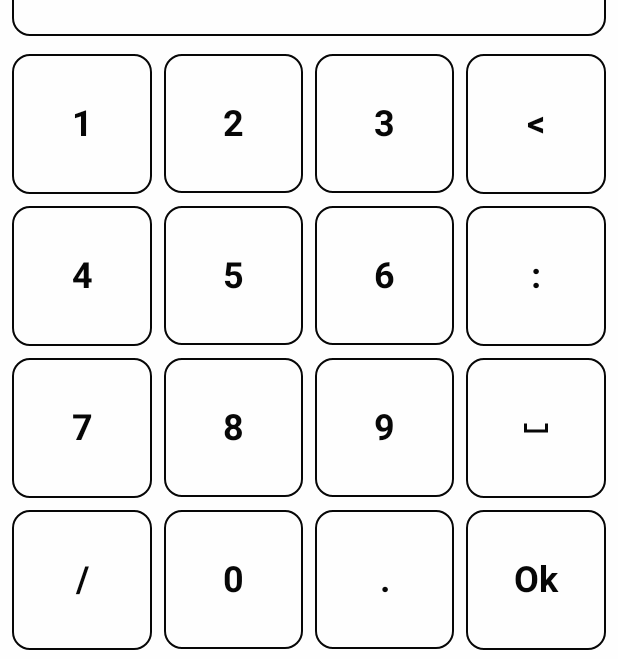
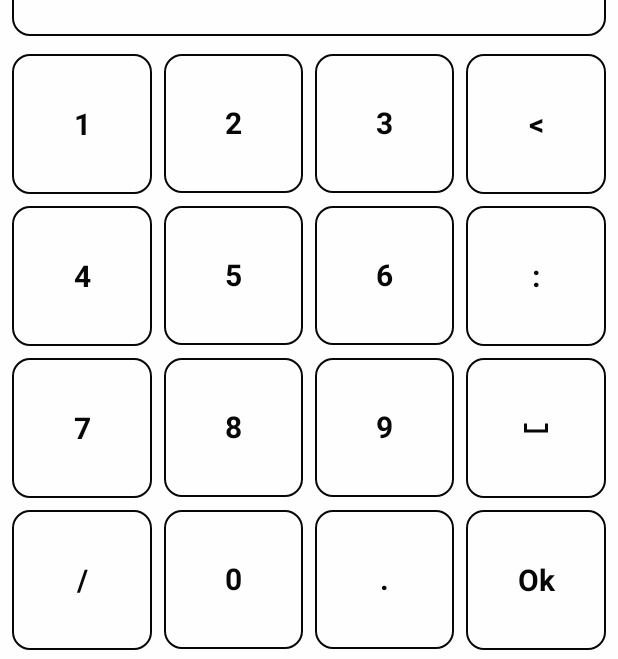
Before and after one commit to agaDeonix/number_listenup, an Android app built with Jetpack Compose: the screen it shows after launch (MainActivity), after a tap on "Start", on a phone screen of 412 x 824 dp. Shown: the part 574-1233 px from the top of the screen. Run offline under Robolectric (Android 15) with nearby library versions, the phone set to English and light mode, and no system bars; libraries missing offline, so code that uses them is left out: net.gotev.speech; 2 statements that could not run were skipped.

Commit message:
added app theme; revomed unused files;

```diff
--- a/app/src/main/java/com/pinkunicorp/numberlistenup/ui/elements/MainButton.kt
+++ /dev/null
@@ -1 +0,0 @@
-package com.pinkunicorp.numberlistenup.ui.elements
--- a/app/src/main/java/com/pinkunicorp/numberlistenup/ui/elements/NumberFieldView.kt
+++ b/app/src/main/java/com/pinkunicorp/numberlistenup/ui/elements/NumberFieldView.kt
@@ -16,6 +16,7 @@ import androidx.compose.ui.text.font.FontWeight
 import androidx.compose.ui.tooling.preview.Preview
 import androidx.compose.ui.unit.dp
 import androidx.compose.ui.unit.sp
+import com.pinkunicorp.numberlistenup.ui.theme.AppTheme
 
 @Composable
 fun NumberFieldView(
@@ -24,13 +25,13 @@ fun NumberFieldView(
     isCorrect: Boolean,
     hasError: Boolean,
 ) {
-    val textColor = if (isCorrect) Color.Black else if (hasError) Color.White else Color.Black
-    val backgroundColor = if (isCorrect) Color.White else if (hasError) Color.Black else Color.White
+    val textColor = if (isCorrect) AppTheme.colors.mainContent else if (hasError) AppTheme.colors.main else AppTheme.colors.mainContent
+    val backgroundColor = if (isCorrect) AppTheme.colors.main else if (hasError) AppTheme.colors.mainContent else AppTheme.colors.main
     val borderWidth = if (isCorrect || hasError) 3.dp else 1.dp
     Box(
         modifier = modifier
-            .border(width = borderWidth, color = textColor, shape = RoundedCornerShape(12.dp))
-            .background(backgroundColor, shape = RoundedCornerShape(12.dp))
+            .border(width = borderWidth, color = textColor, shape = AppTheme.shapes.large)
+            .background(backgroundColor, shape = AppTheme.shapes.large)
             .fillMaxWidth(),
         contentAlignment = Alignment.CenterStart
     ) {
@@ -39,9 +40,7 @@ fun NumberFieldView(
                 .padding(horizontal = 16.dp)
                 .padding(vertical = 12.dp),
             text = currentNumber,
-            style = TextStyle(
-                fontSize = 40.sp,
-                fontWeight = FontWeight.Medium,
+            style = AppTheme.typography.textField.copy(
                 color = textColor
             )
         )
@@ -53,7 +52,7 @@ fun NumberFieldView(
 fun NumberFieldViewPreview() {
     NumberFieldView(
         modifier = Modifier
-            .background(Color.White)
+            .background(AppTheme.colors.background)
             .padding(8.dp),
         currentNumber = "123456789",
         isCorrect = false,
@@ -66,7 +65,7 @@ fun NumberFieldViewPreview() {
 fun NumberFieldViewWithCorrectPreview() {
     NumberFieldView(
         modifier = Modifier
-            .background(Color.White)
+            .background(AppTheme.colors.background)
             .padding(8.dp),
         currentNumber = "123456789",
         hasError = false,
@@ -79,7 +78,7 @@ fun NumberFieldViewWithCorrectPreview() {
 fun NumberFieldViewWithErrorPreview() {
     NumberFieldView(
         modifier = Modifier
-            .background(Color.White)
+            .background(AppTheme.colors.background)
             .padding(8.dp),
         currentNumber = "123456789",
         hasError = true,
--- a/app/src/main/java/com/pinkunicorp/numberlistenup/ui/elements/NumbersKeyboard.kt
+++ b/app/src/main/java/com/pinkunicorp/numberlistenup/ui/elements/NumbersKeyboard.kt
@@ -25,6 +25,7 @@ import androidx.compose.ui.tooling.preview.Preview
 import androidx.compose.ui.unit.dp
 import androidx.compose.ui.unit.sp
 import com.pinkunicorp.numberlistenup.R
+import com.pinkunicorp.numberlistenup.ui.theme.AppTheme
 
 sealed class Key {
     data class Number(val value: Int) : Key()
@@ -137,13 +138,11 @@ fun NumbersKeyboardTextButton(modifier: Modifier = Modifier, text: String, onCli
         modifier = modifier,
         onClick = onClick,
         content = {
-            val color = if (it) Color.White else Color.Black
+            val color = if (it) AppTheme.colors.main else AppTheme.colors.mainContent
             Text(
                 text = text,
-                style = TextStyle(
-                    color = color,
-                    fontSize = 24.sp,
-                    fontWeight = FontWeight.Bold
+                style = AppTheme.typography.textBold.copy(
+                    color = color
                 )
             )
         }
@@ -153,8 +152,8 @@ fun NumbersKeyboardTextButton(modifier: Modifier = Modifier, text: String, onCli
 @Composable
 fun NumbersKeyboardButton(
     modifier: Modifier = Modifier,
-    backgroundColor: Color = Color.White,
-    contentColor: Color = Color.Black,
+    backgroundColor: Color = AppTheme.colors.main,
+    contentColor: Color = AppTheme.colors.mainContent,
     content: @Composable (isPressed: Boolean) -> Unit,
     onClick: () -> Unit
 ) {
@@ -169,11 +168,11 @@ fun NumbersKeyboardButton(
                 indication = null,
                 onClick = { onClick() }
             )
-            .background(color = contentColorPressed, shape = RoundedCornerShape(12.dp))
+            .background(color = contentColorPressed, shape = AppTheme.shapes.large)
             .border(
                 width = 1.dp,
                 color = backgroundColorPressed,
-                shape = RoundedCornerShape(12.dp)
+                shape = AppTheme.shapes.large
             ),
         contentAlignment = Alignment.Center
     ) {
@@ -191,7 +190,7 @@ fun NumbersKeyboardImageButton(
         modifier = modifier,
         onClick = onClick,
         content = {
-            val color = if (it) Color.White else Color.Black
+            val color = if (it) AppTheme.colors.main else AppTheme.colors.mainContent
             Image(
                 imageVector = ImageVector.vectorResource(id = imageId),
                 contentDescription = "",
@@ -205,7 +204,7 @@ fun NumbersKeyboardImageButton(
 @Composable
 fun NumbersKeyboardsPreview() {
     NumbersKeyboard(
-        modifier = Modifier.background(Color.White),
+        modifier = Modifier.background(AppTheme.colors.background),
         onNumberClick = {}
     )
 }
--- a/app/src/main/java/com/pinkunicorp/numberlistenup/ui/elements/RepeatListeningButton.kt
+++ b/app/src/main/java/com/pinkunicorp/numberlistenup/ui/elements/RepeatListeningButton.kt
@@ -14,6 +14,7 @@ import androidx.compose.ui.res.vectorResource
 import androidx.compose.ui.tooling.preview.Preview
 import androidx.compose.ui.unit.dp
 import com.pinkunicorp.numberlistenup.R
+import com.pinkunicorp.numberlistenup.ui.theme.AppTheme
 
 @Composable
 fun RepeatListeningButton(modifier: Modifier = Modifier, onClick: () -> Unit) {
@@ -22,7 +23,7 @@ fun RepeatListeningButton(modifier: Modifier = Modifier, onClick: () -> Unit) {
             .fillMaxHeight()
             .aspectRatio(1f),
         content = {
-            val color = if (it) Color.White else Color.Black
+            val color = if (it) AppTheme.colors.main else AppTheme.colors.mainContent
             Image(
                 modifier = Modifier
                     .padding(24.dp)
@@ -41,7 +42,7 @@ fun RepeatListeningButton(modifier: Modifier = Modifier, onClick: () -> Unit) {
 @Composable
 fun RepeatListeningButtonPreview() {
     RepeatListeningButton(
-        modifier = Modifier.background(Color.White),
+        modifier = Modifier.background(AppTheme.colors.background),
         onClick = {}
     )
 }
--- a/app/src/main/java/com/pinkunicorp/numberlistenup/ui/elements/Toolbar.kt
+++ /dev/null
@@ -1 +0,0 @@
-package com.pinkunicorp.numberlistenup.ui.elements
--- a/app/src/main/java/com/pinkunicorp/numberlistenup/ui/screens/challenge/Challenge.kt
+++ /dev/null
@@ -1 +0,0 @@
-package com.pinkunicorp.numberlistenup.ui.screens.challenge
--- a/app/src/main/java/com/pinkunicorp/numberlistenup/ui/screens/home/Home.kt
+++ b/app/src/main/java/com/pinkunicorp/numberlistenup/ui/screens/home/Home.kt
@@ -10,16 +10,14 @@ import androidx.compose.ui.Alignment
 import androidx.compose.ui.Modifier
 import androidx.compose.ui.graphics.Color
 import androidx.compose.ui.res.stringResource
-import androidx.compose.ui.text.TextStyle
-import androidx.compose.ui.text.font.FontWeight
 import androidx.compose.ui.text.style.TextAlign
 import androidx.compose.ui.tooling.preview.Preview
 import androidx.compose.ui.unit.dp
-import androidx.compose.ui.unit.sp
 import androidx.navigation.NavController
 import com.pinkunicorp.numberlistenup.R
 import com.pinkunicorp.numberlistenup.ui.elements.NumbersKeyboardButton
 import com.pinkunicorp.numberlistenup.ui.screens.Screen
+import com.pinkunicorp.numberlistenup.ui.theme.AppTheme
 import org.koin.androidx.compose.koinViewModel
 
 @Composable
@@ -43,7 +41,7 @@ fun HomeScreen(
 fun HomeContent(state: HomeState, onTrainingNavigation: () -> Unit) {
     Column(
         modifier = Modifier
-            .background(Color.White)
+            .background(AppTheme.colors.background)
             .fillMaxWidth()
             .fillMaxHeight(),
         verticalArrangement = Arrangement.Center,
@@ -52,27 +50,21 @@ fun HomeContent(state: HomeState, onTrainingNavigation: () -> Unit) {
         Text(
             modifier = Modifier.padding(50.dp),
             text = stringResource(id = R.string.home_app_name),
-            style = TextStyle(
-                fontSize = 30.sp,
-                fontWeight = FontWeight.Bold
-            ),
-            textAlign = TextAlign.Center
+            style = AppTheme.typography.header,
+            textAlign = TextAlign.Center,
+            color = AppTheme.colors.text
         )
         Spacer(modifier = Modifier.height(50.dp))
 
         Text(
             text = stringResource(id = R.string.home_score_title),
-            style = TextStyle(
-                fontSize = 20.sp,
-                fontWeight = FontWeight.Medium
-            )
+            style = AppTheme.typography.subHeader,
+            color = AppTheme.colors.text
         )
         Text(
             text = state.score.toString(),
-            style = TextStyle(
-                fontSize = 60.sp,
-                fontWeight = FontWeight.Bold
-            )
+            style = AppTheme.typography.score,
+            color = AppTheme.colors.text
         )
         Column(
             modifier = Modifier
@@ -85,17 +77,14 @@ fun HomeContent(state: HomeState, onTrainingNavigation: () -> Unit) {
                     .fillMaxWidth()
                     .padding(top = 20.dp),
                 content = {
-                    val color = if (it) Color.White else Color.Black
+                    val color = if (it) AppTheme.colors.main else AppTheme.colors.mainContent
                     Text(
                         modifier = Modifier
                             .padding(horizontal = 40.dp)
                             .padding(vertical = 10.dp),
                         text = stringResource(id = R.string.home_start),
                         color = color,
-                        style = TextStyle(
-                            fontSize = 20.sp,
-                            fontWeight = FontWeight.Medium
-                        )
+                        style = AppTheme.typography.text
                     )
                 },
                 onClick = { onTrainingNavigation() }
--- a/app/src/main/java/com/pinkunicorp/numberlistenup/ui/screens/leaderboard/Leaderboard.kt
+++ /dev/null
@@ -1 +0,0 @@
-package com.pinkunicorp.numberlistenup.ui.screens.leaderboard
--- a/app/src/main/java/com/pinkunicorp/numberlistenup/ui/screens/stopDialog/StopDialog.kt
+++ /dev/null
@@ -1 +0,0 @@
-package com.pinkunicorp.numberlistenup.ui.screens.stopDialog
--- a/app/src/main/java/com/pinkunicorp/numberlistenup/ui/screens/training/Training.kt
+++ b/app/src/main/java/com/pinkunicorp/numberlistenup/ui/screens/training/Training.kt
@@ -8,12 +8,10 @@ import androidx.compose.foundation.Image
 import androidx.compose.foundation.background
 import androidx.compose.foundation.clickable
 import androidx.compose.foundation.layout.*
-import androidx.compose.material.Divider
 import androidx.compose.material.Text
 import androidx.compose.runtime.*
 import androidx.compose.ui.Alignment
 import androidx.compose.ui.Modifier
-import androidx.compose.ui.graphics.Color
 import androidx.compose.ui.graphics.ColorFilter
 import androidx.compose.ui.graphics.vector.ImageVector
 import androidx.compose.ui.platform.LocalContext
@@ -29,6 +27,7 @@ import com.pinkunicorp.numberlistenup.R
 import com.pinkunicorp.numberlistenup.other.tts.TTSService
 import com.pinkunicorp.numberlistenup.ui.elements.*
 import com.pinkunicorp.numberlistenup.ui.screens.Screen
+import com.pinkunicorp.numberlistenup.ui.theme.AppTheme
 import kotlinx.coroutines.async
 import kotlinx.coroutines.awaitAll
 import org.koin.androidx.compose.get
@@ -100,7 +99,7 @@ fun TrainingToolbarView(
         modifier = modifier
             .height(54.dp)
             .fillMaxWidth()
-            .background(Color.White)
+            .background(AppTheme.colors.background)
     ) {
         Box(
             modifier = Modifier
@@ -114,18 +113,16 @@ fun TrainingToolbarView(
                     .fillMaxSize()
                     .padding(8.dp),
                 imageVector = ImageVector.vectorResource(id = R.drawable.ic_back),
-                contentDescription = ""
+                contentDescription = "",
+                colorFilter = ColorFilter.tint(AppTheme.colors.mainContent)
             )
         }
 
         Text(
             text = stringResource(id = R.string.training_title),
             modifier = Modifier.align(Alignment.Center),
-            style = TextStyle(
-                color = Color.Black,
-                fontSize = 20.sp,
-                fontWeight = FontWeight.Bold
-            )
+            style = AppTheme.typography.textBold,
+            color = AppTheme.colors.mainContent,
         )
 
         Box(
@@ -140,7 +137,8 @@ fun TrainingToolbarView(
                     .fillMaxSize()
                     .padding(8.dp),
                 imageVector = ImageVector.vectorResource(id = R.drawable.ic_settings),
-                contentDescription = ""
+                contentDescription = "",
+                colorFilter = ColorFilter.tint(AppTheme.colors.mainContent)
             )
         }
     }
@@ -157,7 +155,7 @@ fun TrainingContent(
 ) {
     Column(
         modifier = Modifier
-            .background(Color.White)
+            .background(AppTheme.colors.background)
             .fillMaxWidth()
             .fillMaxHeight(),
     ) {
@@ -181,20 +179,18 @@ fun TrainingContent(
                 modifier = Modifier
                     .padding(8.dp)
                     .align(Alignment.CenterEnd),
-                backgroundColor = Color.Black,
-                contentColor = Color.White,
+                backgroundColor = AppTheme.colors.mainContent,
+                contentColor = AppTheme.colors.background,
                 content = {
-                    val color = if (it) Color.Black else Color.White
+                    val color = if (it) AppTheme.colors.mainContent else AppTheme.colors.background
                     Text(
                         modifier = Modifier
                             .align(Alignment.CenterEnd)
                             .padding(top = 4.dp, bottom = 6.dp)
                             .padding(horizontal = 12.dp),
                         text = stringResource(id = R.string.training_answer),
-                        style = TextStyle(
-                            color = color,
-                            fontSize = 16.sp,
-                            fontWeight = FontWeight.Bold
+                        style = AppTheme.typography.smallTextBold.copy(
+                            color = color
                         )
                     )
                 },
@@ -210,11 +206,12 @@ fun TrainingContent(
                         || state.fieldState is TrainingFieldState.Answer
             )
             if (state.fieldState is TrainingFieldState.Correct) {
-                val animColor = remember { Animatable(Color.Black) }
+                val color = AppTheme.colors.mainContent
+                val animColor = remember { Animatable(color) }
                 val yPos = remember { Animatable(0f) }
                 LaunchedEffect(true) {
                     awaitAll(
-                        async { animColor.animateTo(Color.Black.copy(alpha = 0f), tween(1000)) },
+                        async { animColor.animateTo(color.copy(alpha = 0f), tween(1000)) },
                         async { yPos.animateTo(-40f, tween(1000)) }
                     )
                 }
@@ -234,11 +231,12 @@ fun TrainingContent(
                 )
             }
             if (state.fieldState is TrainingFieldState.Error) {
-                val animColor = remember { Animatable(Color.White) }
+                val color = AppTheme.colors.main
+                val animColor = remember { Animatable(color) }
                 val yPos = remember { Animatable(0f) }
                 LaunchedEffect(true) {
                     awaitAll(
-                        async { animColor.animateTo(Color.Black.copy(alpha = 0f), tween(1000)) },
+                        async { animColor.animateTo(color.copy(alpha = 0f), tween(1000)) },
                         async { yPos.animateTo(-40f, tween(1000)) }
                     )
                 }
--- a/app/src/main/java/com/pinkunicorp/numberlistenup/ui/theme/Color.kt
+++ b/app/src/main/java/com/pinkunicorp/numberlistenup/ui/theme/Color.kt
@@ -2,5 +2,35 @@ package com.pinkunicorp.numberlistenup.ui.theme
 
 import androidx.compose.ui.graphics.Color
 
-val Black = Color(0xFF000000)
-val White = Color(0xFFFFFFFF)
+object NumberListenUpPalette {
+    val Black = Color(0xFF000000)
+    val White = Color(0xFFFFFFFF)
+
+    val Green80 = Color(0xFF83F9BF)
+    val Green40 = Color(0xFF006C47)
+    val Green20 = Color(0xFF003823)
+    val Gray99 = Color(0xFFFBFDF8)
+    val Gray90 = Color(0xFFE1E3DF)
+    val Gray10 = Color(0xFF191C1A)
+}
+
+interface NumberListenUpColorsScheme {
+    val main: Color
+    val mainContent: Color
+    val background: Color
+    val text: Color
+}
+
+object NumberListenUpLightColors : NumberListenUpColorsScheme {
+    override val main = NumberListenUpPalette.White
+    override val mainContent = NumberListenUpPalette.Black
+    override val background = NumberListenUpPalette.White
+    override val text = NumberListenUpPalette.Black
+}
+
+object NumberListenUpDarkColors : NumberListenUpColorsScheme {
+    override val main = NumberListenUpPalette.Black
+    override val mainContent = NumberListenUpPalette.White
+    override val background = NumberListenUpPalette.Black
+    override val text = NumberListenUpPalette.White
+}
--- a/app/src/main/java/com/pinkunicorp/numberlistenup/ui/theme/Shape.kt
+++ b/app/src/main/java/com/pinkunicorp/numberlistenup/ui/theme/Shape.kt
@@ -4,8 +4,6 @@ import androidx.compose.foundation.shape.RoundedCornerShape
 import androidx.compose.material.Shapes
 import androidx.compose.ui.unit.dp
 
-val Shapes = Shapes(
-    small = RoundedCornerShape(4.dp),
-    medium = RoundedCornerShape(4.dp),
-    large = RoundedCornerShape(0.dp)
-)
+object NumberListenUpShape {
+    val large = RoundedCornerShape(12.dp)
+}
--- a/app/src/main/java/com/pinkunicorp/numberlistenup/ui/theme/Theme.kt
+++ b/app/src/main/java/com/pinkunicorp/numberlistenup/ui/theme/Theme.kt
@@ -5,40 +5,71 @@ import androidx.compose.material.MaterialTheme
 import androidx.compose.material.darkColors
 import androidx.compose.material.lightColors
 import androidx.compose.runtime.Composable
+import androidx.compose.runtime.CompositionLocalProvider
+import androidx.compose.runtime.ProvidableCompositionLocal
+import androidx.compose.runtime.staticCompositionLocalOf
 
-private val DarkColorPalette = darkColors(
-    primary = White,
-    primaryVariant = White,
-    secondary = Black
-)
+val LocalNumberListenUpColor: ProvidableCompositionLocal<NumberListenUpColorsScheme> =
+    staticCompositionLocalOf { error("no provided") }
 
-private val LightColorPalette = lightColors(
-    primary = Black,
-    primaryVariant = Black,
-    secondary = White
+val LocalNumberListenUpTypography: ProvidableCompositionLocal<NumberListenUpTypography> =
+    staticCompositionLocalOf { error("no provided") }
 
-    /* Other default colors to override
-    background = Color.White,
-    surface = Color.White,
-    onPrimary = Color.White,
-    onSecondary = Color.Black,
-    onBackground = Color.Black,
-    onSurface = Color.Black,
-    */
-)
+val LocalNumberListenUpShape: ProvidableCompositionLocal<NumberListenUpShape> =
+    staticCompositionLocalOf { error("no provided") }
+
+object AppTheme {
+    val colors: NumberListenUpColorsScheme
+        @Composable
+        get() = LocalNumberListenUpColor.current
+    val typography: NumberListenUpTypography
+        @Composable
+        get() = LocalNumberListenUpTypography.current
+    val shapes: NumberListenUpShape
+        @Composable
+        get() = LocalNumberListenUpShape.current
+}
+
+fun mapMaterialColorScheme(
+    darkTheme: Boolean,
+    colors: NumberListenUpColorsScheme
+) = if (darkTheme) {
+    darkColors(
+        primary = colors.main,
+        onPrimary = colors.mainContent,
+        background = colors.background,
+        onBackground = colors.text,
+        secondary = colors.background,
+        onSecondary = colors.text
+    )
+} else {
+    lightColors(
+        primary = colors.main,
+        onPrimary = colors.mainContent,
+        background = colors.background,
+        onBackground = colors.text,
+        secondary = colors.background,
+        onSecondary = colors.text
+    )
+}
 
 @Composable
 fun AppTheme(darkTheme: Boolean = isSystemInDarkTheme(), content: @Composable () -> Unit) {
-    val colors = if (darkTheme) {
-        DarkColorPalette
+    val localNumberListenUpColors: NumberListenUpColorsScheme = if (darkTheme) {
+        NumberListenUpDarkColors
     } else {
-        LightColorPalette
+        NumberListenUpLightColors
     }
 
-    MaterialTheme(
-        colors = colors,
-        typography = Typography,
-        shapes = Shapes,
-        content = content
-    )
+    CompositionLocalProvider(
+        LocalNumberListenUpColor provides localNumberListenUpColors,
+        LocalNumberListenUpTypography provides NumberListenUpTypography,
+        LocalNumberListenUpShape provides NumberListenUpShape
+    ) {
+        MaterialTheme(
+            colors = mapMaterialColorScheme(darkTheme, localNumberListenUpColors)
+        ) {
+            content()
+        }
+    }
 }
--- a/app/src/main/java/com/pinkunicorp/numberlistenup/ui/theme/Type.kt
+++ b/app/src/main/java/com/pinkunicorp/numberlistenup/ui/theme/Type.kt
@@ -1,28 +1,53 @@
 package com.pinkunicorp.numberlistenup.ui.theme
 
-import androidx.compose.material.Typography
 import androidx.compose.ui.text.TextStyle
 import androidx.compose.ui.text.font.FontFamily
 import androidx.compose.ui.text.font.FontWeight
 import androidx.compose.ui.unit.sp
 
-// Set of Material typography styles to start with
-val Typography = Typography(
-    body1 = TextStyle(
+object NumberListenUpTypography {
+    val header = TextStyle(
         fontFamily = FontFamily.Default,
-        fontWeight = FontWeight.Normal,
-        fontSize = 16.sp
+        fontWeight = FontWeight.Bold,
+        fontSize = 30.sp
     )
-    /* Other default text styles to override
-    button = TextStyle(
+    val subHeader = TextStyle(
         fontFamily = FontFamily.Default,
-        fontWeight = FontWeight.W500,
-        fontSize = 14.sp
-    ),
-    caption = TextStyle(
+        fontWeight = FontWeight.Medium,
+        fontSize = 25.sp
+    )
+    val body = TextStyle(
         fontFamily = FontFamily.Default,
-        fontWeight = FontWeight.Normal,
-        fontSize = 12.sp
+        fontSize = 18.sp,
+        fontWeight = FontWeight.Bold
     )
-    */
-)
+    val subLine = TextStyle(
+        fontFamily = FontFamily.Default,
+        fontSize = 14.sp,
+        fontWeight = FontWeight.Normal
+    )
+    val score = TextStyle(
+        fontFamily = FontFamily.Default,
+        fontSize = 60.sp,
+        fontWeight = FontWeight.Bold
+    )
+    val text = TextStyle(
+        fontFamily = FontFamily.Default,
+        fontSize = 20.sp,
+        fontWeight = FontWeight.Medium
+    )
+    val textBold = TextStyle(
+        fontFamily = FontFamily.Default,
+        fontSize = 20.sp,
+        fontWeight = FontWeight.Bold
+    )
+    val smallTextBold = TextStyle(
+        fontFamily = FontFamily.Default,
+        fontSize = 16.sp,
+        fontWeight = FontWeight.Bold
+    )
+    val textField = TextStyle(
+        fontSize = 40.sp,
+        fontWeight = FontWeight.Medium,
+    )
+}
```
Also changed, not shown: app/src/main/java/com/pinkunicorp/numberlistenup/ui/screens/score/Score.kt (deleted, +0 -113 lines), app/src/main/java/com/pinkunicorp/numberlistenup/ui/screens/settings/Settings.kt (+17 -26 lines).
